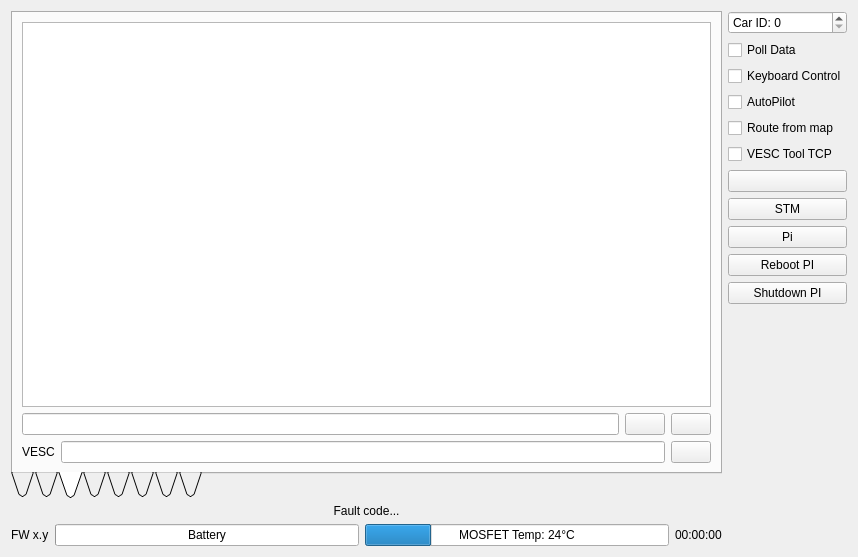
Old version of the form Linux/RControlStation/carinterface.ui in the repository vedderb/rise_sdvp.
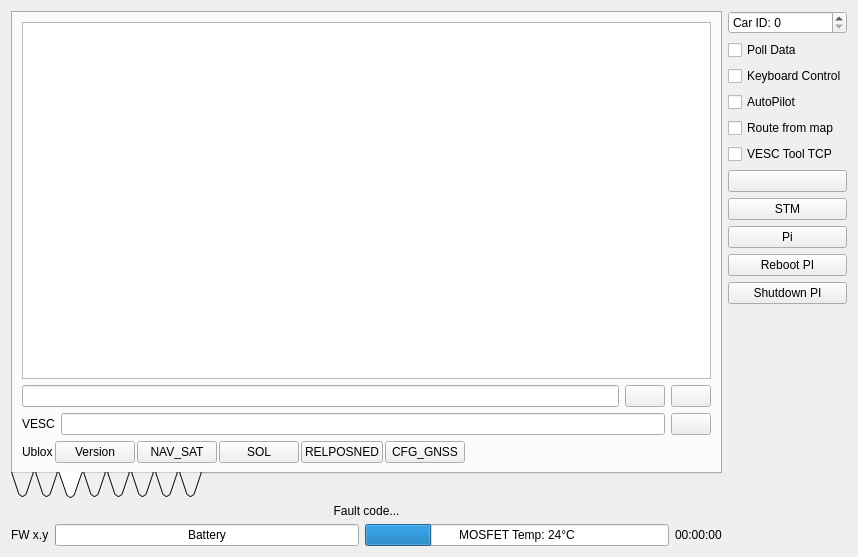
New version of the form. The open tabs and pages were chosen to show the change. Icons and pictures are not drawn. Custom widgets are drawn as their Qt base class.

Commit message: More ublox debug support

The edit to the form file:
```diff
--- a/Linux/RControlStation/carinterface.ui
+++ b/Linux/RControlStation/carinterface.ui
@@ -220,6 +220,68 @@
            </item>
           </layout>
          </item>
+         <item>
+          <layout class="QHBoxLayout" name="horizontalLayout_3">
+           <property name="spacing">
+            <number>2</number>
+           </property>
+           <item>
+            <widget class="QLabel" name="label">
+             <property name="text">
+              <string>Ublox</string>
+             </property>
+            </widget>
+           </item>
+           <item>
+            <widget class="QPushButton" name="ubxVersionButton">
+             <property name="text">
+              <string>Version</string>
+             </property>
+            </widget>
+           </item>
+           <item>
+            <widget class="QPushButton" name="ubxNavSatButton">
+             <property name="text">
+              <string>NAV_SAT</string>
+             </property>
+            </widget>
+           </item>
+           <item>
+            <widget class="QPushButton" name="ubxSolButton">
+             <property name="text">
+              <string>SOL</string>
+             </property>
+            </widget>
+           </item>
+           <item>
+            <widget class="QPushButton" name="ubxRelPosNedButton">
+             <property name="text">
+              <string>RELPOSNED</string>
+             </property>
+            </widget>
+           </item>
+           <item>
+            <widget class="QPushButton" name="ubxCfgGnssButton">
+             <property name="text">
+              <string>CFG_GNSS</string>
+             </property>
+            </widget>
+           </item>
+           <item>
+            <spacer name="horizontalSpacer_4">
+             <property name="orientation">
+              <enum>Qt::Horizontal</enum>
+             </property>
+             <property name="sizeHint" stdset="0">
+              <size>
+               <width>40</width>
+               <height>20</height>
+              </size>
+             </property>
+            </spacer>
+           </item>
+          </layout>
+         </item>
         </layout>
        </widget>
        <widget class="QWidget" name="tab_4">
```
The commit also changes 7 other files.
